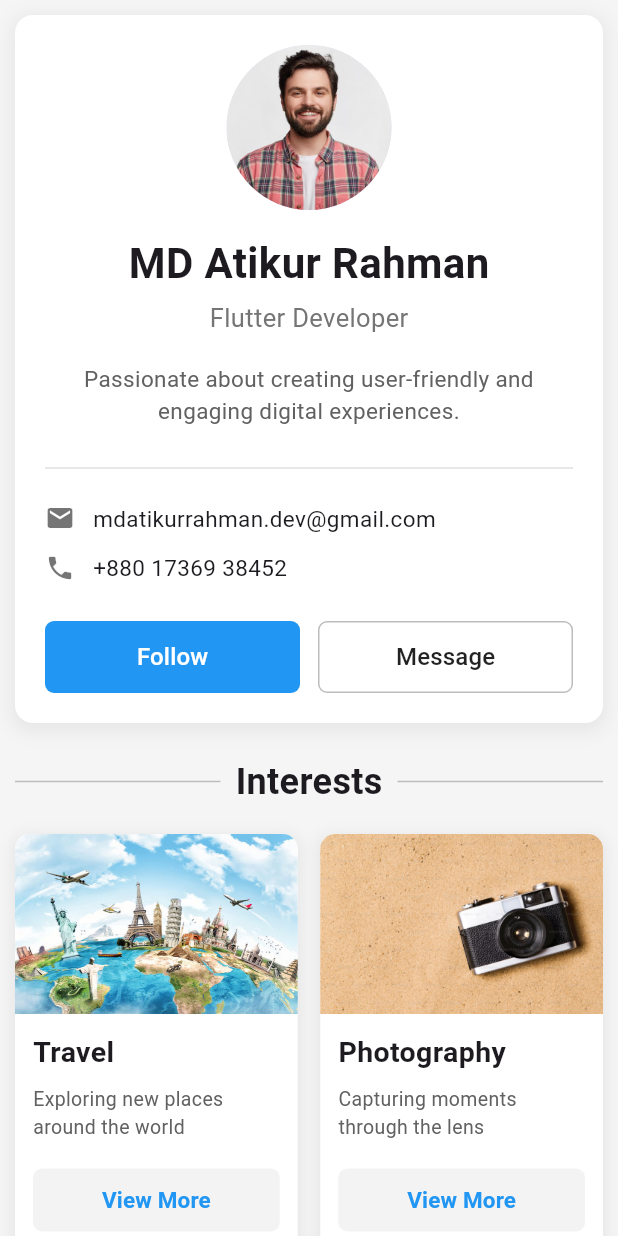
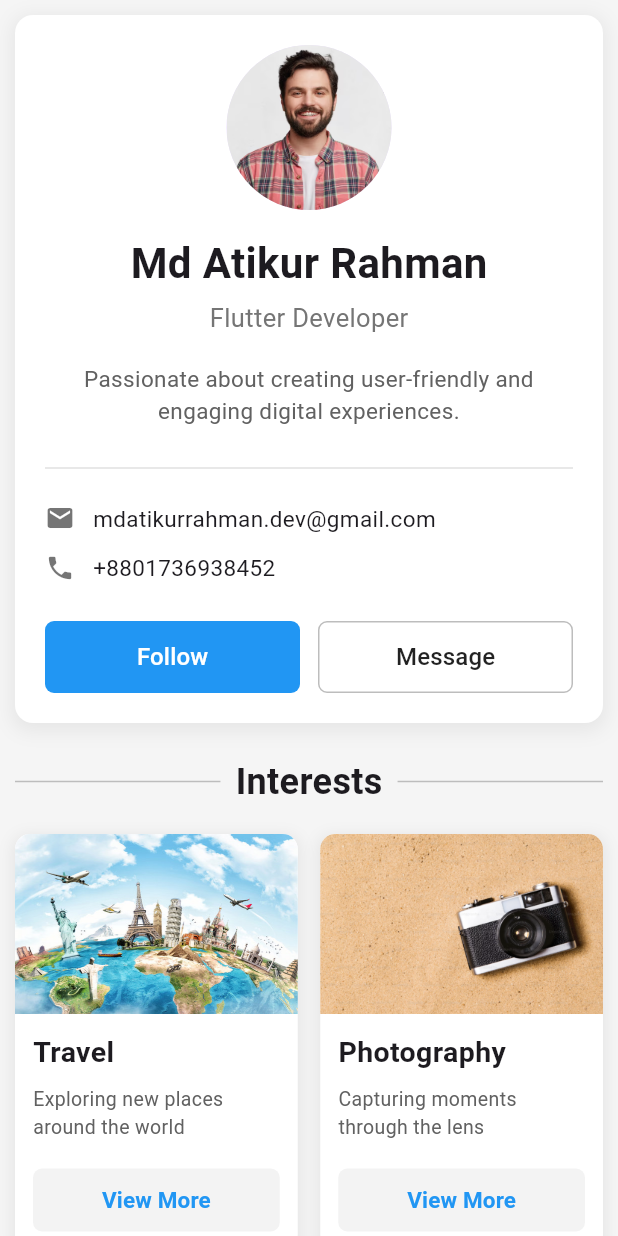
Before and after one commit to mdatik-dev/Assignment-Profile-UI, a Flutter app: the screen it shows after launch, on a phone screen of 412 x 824 dp. Run offline on Flutter 3.47's test engine with Material 3 defaults, Android fonts, the phone set to English and light mode, and no system bars.

Commit message:
Describe your changes

```diff
--- a/lib/home.dart
+++ b/lib/home.dart
@@ -39,7 +39,7 @@ class HomePage extends StatelessWidget {
                     const SizedBox(height: 15),
 
                     const Text(
-                      "MD Atikur Rahman",
+                      "Md Atikur Rahman",
                       style: TextStyle(
                         fontSize: 28,
                         fontWeight: FontWeight.bold,
@@ -94,10 +94,7 @@ class HomePage extends StatelessWidget {
 
                         SizedBox(width: 12),
 
-                        Text(
-                          "+880 17369 38452",
-                          style: TextStyle(fontSize: 15),
-                        ),
+                        Text("+8801736938452", style: TextStyle(fontSize: 15)),
                       ],
                     ),
 
```
